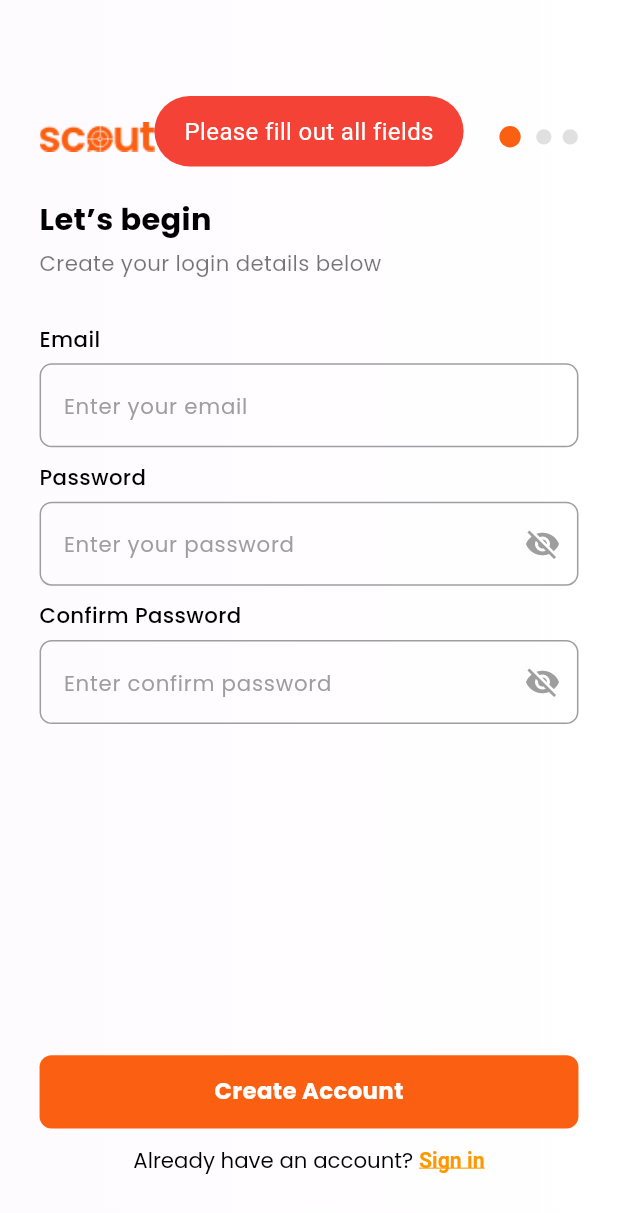
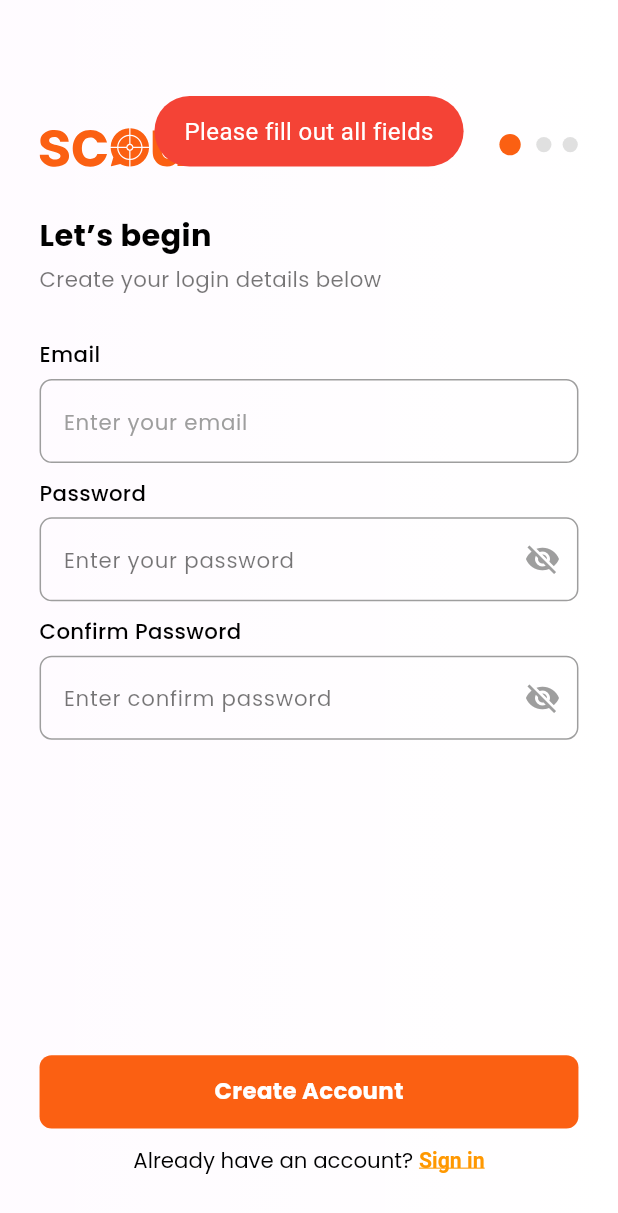
Before and after one commit to ModernChimsy/Scout, a Flutter app: the CreateAccountView screen opened directly, after a tap on "Create Account", on a phone screen of 412 x 824 dp. Shown: the top 1213 px of the screen. Run offline on Flutter 3.47's test engine with Material 3 defaults, Android fonts, the phone set to English and light mode, and no system bars; our stand-ins replace cached_network_image, dotted_border, firebase_auth, firebase_core, flutter_html, flutter_screenutil and 19 more; missing offline and left inert: flutter_location_search; accounts and stored records are empty; project files that could hold a hidden picture were left out.

Commit message:
🧩 Ticket: Loading Page Icon Resizing
- added svg icos white and orange
- update colors
- replaced images with svg assets

```diff
--- a/lib/view/auth_view/create_account.dart
+++ b/lib/view/auth_view/create_account.dart
@@ -5,6 +5,7 @@ import 'package:flutter/material.dart';
 import 'package:flutter_screenutil/flutter_screenutil.dart';
 import 'package:get/get.dart';
 import 'package:google_fonts/google_fonts.dart';
+import 'package:flutter_svg/flutter_svg.dart';
 import 'package:restaurent_discount_app/common%20widget/custom%20text/custom_text_widget.dart';
 import 'package:restaurent_discount_app/common%20widget/custom_button_widget.dart';
 import 'package:restaurent_discount_app/common%20widget/custom_text_filed.dart';
@@ -25,11 +26,16 @@ class CreateAccountView extends StatelessWidget {
   final TextEditingController passwordC = TextEditingController();
   final TextEditingController confirmPassC = TextEditingController();
 
+  static const String orangeLogoPath = "assets/icon/scout_logo_orange.svg";
+  static const String whiteLogoPath = "assets/icon/scout_logo_white.svg";
+
   @override
   Widget build(BuildContext context) {
     return Obx(() {
-      bool isDarkMode = Get.find<ThemeController>().selectedTheme ==
-          ThemeController.darkTheme;
+      bool isDarkMode = Get.find<ThemeController>().selectedTheme == ThemeController.darkTheme;
+
+      // Determine which logo color to use based on the theme
+      String logoAsset = isDarkMode ? whiteLogoPath : orangeLogoPath;
 
       return Scaffold(
         body: Stack(
@@ -42,14 +48,9 @@ class CreateAccountView extends StatelessWidget {
                       : LinearGradient(
                           begin: Alignment.topRight,
                           end: Alignment.bottomLeft,
-                          colors: [
-                            Color(0xFFFB6012).withOpacity(0.1),
-                            Color(0xFFFFA07A).withOpacity(0.1),
-                          ],
+                          colors: [Color(0xFFFB6012).withOpacity(0.1), Color(0xFFFFA07A).withOpacity(0.1)],
                         ),
-                  color: isDarkMode
-                      ? AppColors.bgColor
-                      : Colors.transparent, // Dark background color
+                  color: isDarkMode ? AppColors.bgColor : Colors.transparent, // Dark background color
                 ),
               ),
             ),
@@ -61,10 +62,7 @@ class CreateAccountView extends StatelessWidget {
                       : LinearGradient(
                           begin: Alignment.centerLeft,
                           end: Alignment.centerRight,
-                          colors: [
-                            Colors.white.withOpacity(0.5),
-                            Colors.white,
-                          ],
+                          colors: [Colors.white.withOpacity(0.5), Colors.white],
                         ),
                 ),
               ),
@@ -80,25 +78,27 @@ class CreateAccountView extends StatelessWidget {
                   Row(
                     mainAxisAlignment: MainAxisAlignment.spaceBetween,
                     children: [
-                      Image(image: AssetImage("assets/images/long_logo.png")),
+                      // *** FIX: Use SvgPicture.asset for SVG files ***
+                      // Removed: Image(image: AssetImage("assets/icon/scout_logo_orange.svg"))
+                      SvgPicture.asset(
+                        orangeLogoPath, // Use the orange logo path
+                        height: 30.h, // Adjust size as needed
+                        // If you need to swap the logo based on theme:
+                        // SvgPicture.asset(logoAsset, height: 30.h),
+                      ),
+
+                      // Image(image: AssetImage("assets/images/long_logo.png")),
 
                       // Step Indicator using Obx
                       Obx(() {
                         return Row(
                           children: List.generate(3, (index) {
-                            bool isActive =
-                                index < stepController.currentStep.value;
+                            bool isActive = index < stepController.currentStep.value;
                             return Container(
                               margin: EdgeInsets.only(left: 6.w),
-                              width:
-                                  isActive ? 19.w : 10.w, // Larger active step
+                              width: isActive ? 19.w : 10.w, // Larger active step
                               height: isActive ? 14.h : 10.h,
-                              decoration: BoxDecoration(
-                                shape: BoxShape.circle,
-                                color: isActive
-                                    ? AppColors.btnColor
-                                    : Colors.grey.shade300,
-                              ),
+                              decoration: BoxDecoration(shape: BoxShape.circle, color: isActive ? AppColors.btnColor : Colors.grey.shade300),
                             );
                           }),
                         );
@@ -109,31 +109,17 @@ class CreateAccountView extends StatelessWidget {
                   SizedBox(height: 30.h),
 
                   // Welcome Text
-                  CustomText(
-                    text: "Let’s begin",
-                    fontSize: 20.sp,
-                    fontWeight: FontWeight.bold,
-                    color: isDarkMode ? Colors.white : Colors.black,
-                  ),
+                  CustomText(text: "Let’s begin", fontSize: 20.sp, fontWeight: FontWeight.bold, color: isDarkMode ? Colors.white : Colors.black),
 
                   SizedBox(height: 5.h),
 
                   // Subtitle
-                  CustomText(
-                    text: "Create your login details below",
-                    fontSize: 14.sp,
-                    color: isDarkMode ? Colors.white : Colors.black54,
-                  ),
+                  CustomText(text: "Create your login details below", fontSize: 14.sp, color: isDarkMode ? Colors.white : Colors.black54),
 
                   SizedBox(height: 30.h),
 
                   // Email Field
-                  CustomText(
-                    text: "Email",
-                    fontSize: 14.sp,
-                    color: isDarkMode ? Colors.white : Colors.black,
-                    fontWeight: FontWeight.w500,
-                  ),
+                  CustomText(text: "Email", fontSize: 14.sp, color: isDarkMode ? Colors.white : Colors.black, fontWeight: FontWeight.w500),
                   SizedBox(height: 6.h),
                   CustomTextField(
                     controller: emailC,
@@ -141,17 +127,14 @@ class CreateAccountView extends StatelessWidget {
                     borderColor: Colors.grey,
                     hintText: "Enter your email",
                     showObscure: false,
+                    // hintTextColo: isDarkMode ? Colors.white70 : Colors.black54, // Set hint color based on theme
+                    // iconColor: itemColor, // Assuming itemColor is defined in the outer scope or should be local
                   ),
 
                   SizedBox(height: 10.h),
 
                   // Password Field
-                  CustomText(
-                    text: "Password",
-                    fontSize: 14.sp,
-                    color: isDarkMode ? Colors.white : Colors.black,
-                    fontWeight: FontWeight.w500,
-                  ),
+                  CustomText(text: "Password", fontSize: 14.sp, color: isDarkMode ? Colors.white : Colors.black, fontWeight: FontWeight.w500),
                   SizedBox(height: 6.h),
                   CustomTextField(
                     controller: passwordC,
@@ -159,17 +142,14 @@ class CreateAccountView extends StatelessWidget {
                     borderColor: Colors.grey,
                     hintText: "Enter your password",
                     showObscure: true,
+                    hintTextColo: isDarkMode ? Colors.white70 : Colors.black54,
+                    // iconColor: itemColor,
                   ),
 
                   SizedBox(height: 10.h),
 
                   // Confirm Password Field
-                  CustomText(
-                    text: "Confirm Password",
-                    fontSize: 14.sp,
-                    color: isDarkMode ? Colors.white : Colors.black,
-                    fontWeight: FontWeight.w500,
-                  ),
+                  CustomText(text: "Confirm Password", fontSize: 14.sp, color: isDarkMode ? Colors.white : Colors.black, fontWeight: FontWeight.w500),
                   SizedBox(height: 6.h),
                   CustomTextField(
                     controller: confirmPassC,
@@ -177,6 +157,8 @@ class CreateAccountView extends StatelessWidget {
                     borderColor: Colors.grey,
                     hintText: "Enter confirm password",
                     showObscure: true,
+                    hintTextColo: isDarkMode ? Colors.white70 : Colors.black54,
+                    // iconColor: itemColor,
                   ),
 
                   Spacer(),
@@ -192,22 +174,13 @@ class CreateAccountView extends StatelessWidget {
                         String password = passwordC.text;
                         String confirmPassword = confirmPassC.text;
 
-                        if (password.isEmpty || confirmPassword.isEmpty) {
-                          CustomToast.showToast(
-                            "Please fill out all fields",
-                            isError: true,
-                          );
+                        if (emailC.text.isEmpty || password.isEmpty || confirmPassword.isEmpty) {
+                          CustomToast.showToast("Please fill out all fields", isError: true);
                         } else if (password != confirmPassword) {
-                          CustomToast.showToast(
-                            "Passwords do not match",
-                            isError: true,
-                          );
+                          CustomToast.showToast("Passwords do not match", isError: true);
                         } else {
                           stepController.nextStep();
-                          Get.to(() => TellUsAboutYou(
-                                email: emailC.text,
-                                password: passwordC.text,
-                              ));
+                          Get.to(() => TellUsAboutYou(email: emailC.text, password: passwordC.text));
                         }
                       },
                       iconWant: false,
@@ -221,10 +194,7 @@ class CreateAccountView extends StatelessWidget {
                     child: RichText(
                       text: TextSpan(
                         text: "Already have an account? ",
-                        style: GoogleFonts.poppins(
-                          fontSize: 14.sp,
-                          color: isDarkMode ? Colors.white : Colors.black,
-                        ),
+                        style: GoogleFonts.poppins(fontSize: 14.sp, color: isDarkMode ? Colors.white : Colors.black),
                         children: [
                           TextSpan(
                             text: "Sign in",
@@ -236,12 +206,8 @@ class CreateAccountView extends StatelessWidget {
                             ),
                             recognizer: TapGestureRecognizer()
                               ..onTap = () {
-                                Navigator.push(
-                                  context,
-                                  MaterialPageRoute(
-                                    builder: (context) => SignInView(),
-                                  ),
-                                );
+                                // Use Get.to for consistency with GetX
+                                Get.to(() => SignInView());
                               },
                           ),
                         ],
```
Also changed, not shown: lib/uitilies/app_colors.dart (+4 -10 lines), lib/view/splash view/splash_view.dart (+7 -10 lines), lib/view/splash view/welcome_view.dart (+39 -53 lines), assets/icon/scout_logo_orange.svg (added), assets/icon/scout_logo_white.svg (added).
